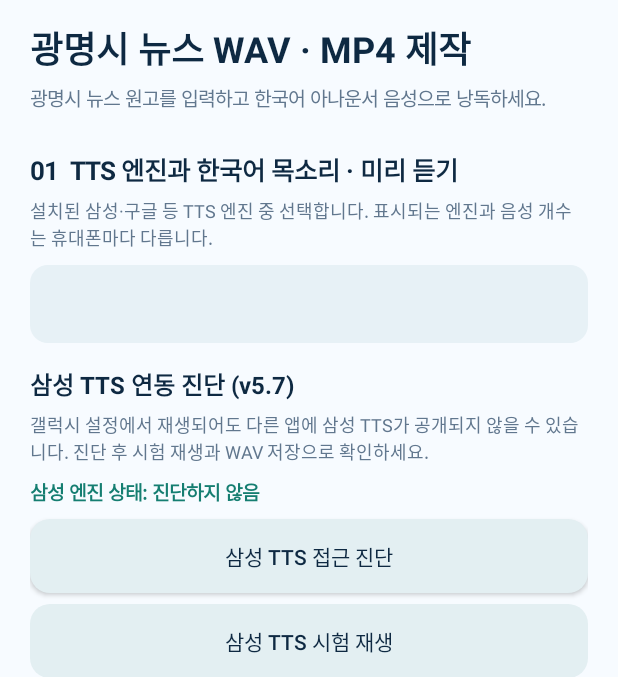
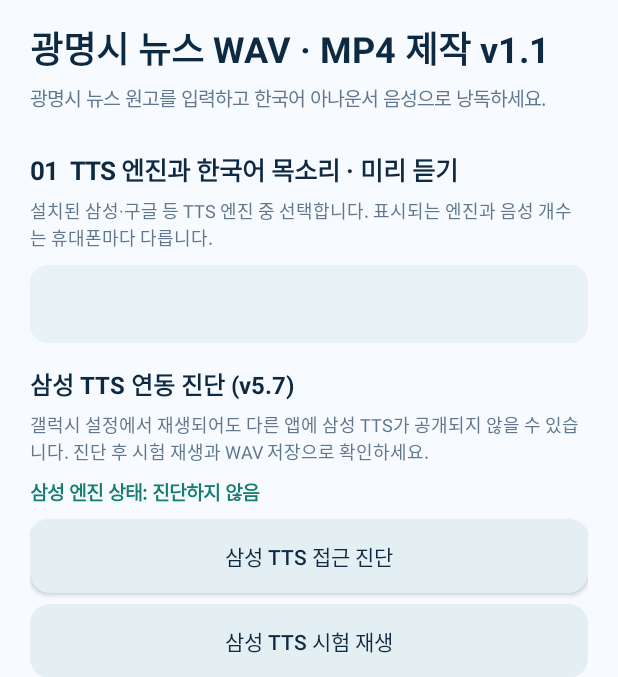
Before and after one commit to JEONGHWAN-NOH/NewsVoiceWAV, an Android app: the screen it shows after launch (MainActivity), on a phone screen of 412 x 824 dp, the part 83-760 px from its top. Run offline under Robolectric (Android 15) with nearby library versions, the phone set to English and light mode, and no system bars.

Commit message:
Gwangmyeong v1.1: match latest news AutoPage and publish signed debug APK

```diff
--- a/app/build.gradle
+++ b/app/build.gradle
@@ -7,8 +7,8 @@ android {
         applicationId 'com.newsvoice.tts.gwangmyeong.v1'
         minSdk 29
         targetSdk 35
-        versionCode 1
-        versionName '1.0-gwangmyeong-v514'
+        versionCode 2
+        versionName '1.1-gwangmyeong-v515-autopage'
     }
     compileOptions { sourceCompatibility JavaVersion.VERSION_17; targetCompatibility JavaVersion.VERSION_17 }
 }
--- a/app/src/main/AndroidManifest.xml
+++ b/app/src/main/AndroidManifest.xml
@@ -10,7 +10,7 @@
         <package android:name="com.samsung.SMT"/>
     </queries>
     <application android:allowBackup="false"
-        android:label="광명시 뉴스 WAV 1.0"
+        android:label="광명시 뉴스 WAV 1.1"
         android:theme="@android:style/Theme.Material.Light.NoActionBar"
         android:usesCleartextTraffic="false">
         <service android:name="com.newsvoice.tts.ManualRenderService"
--- a/app/src/main/java/com/newsvoice/tts/MainActivity.java
+++ b/app/src/main/java/com/newsvoice/tts/MainActivity.java
@@ -104,7 +104,7 @@ public final class MainActivity extends Activity implements TextToSpeech.OnInitL
         ScrollView sc = new ScrollView(this);sc.setFillViewport(true);sc.setBackgroundColor(0xfff7fbff);
         LinearLayout body = new LinearLayout(this);body.setPadding(dp(this,20),dp(this,27),dp(this,20),dp(this,30));body.setOrientation(LinearLayout.VERTICAL);sc.addView(body);
         TextView brand=text("●  광명시 뉴스보이스",19,true);brand.setTextColor(MINT);body.addView(brand);
-        TextView headline=text("광명시 뉴스 WAV · MP4 제작",24,true);body.addView(headline,lp(-1,-2,14));
+        TextView headline=text("광명시 뉴스 WAV · MP4 제작 v1.1",24,true);body.addView(headline,lp(-1,-2,14));
         TextView sub=text("광명시 뉴스 원고를 입력하고 한국어 아나운서 음성으로 낭독하세요.",13,false);sub.setTextColor(0xff61778e);body.addView(sub,lp(-1,-2,5));
         body.addView(text("01  TTS 엔진과 한국어 목소리 · 미리 듣기",17,true),lp(-1,-2,25));
         TextView enginesHelp=text("설치된 삼성·구글 등 TTS 엔진 중 선택합니다. 표시되는 엔진과 음성 개수는 휴대폰마다 다릅니다.",12,false);
@@ -200,7 +200,7 @@ public final class MainActivity extends Activity implements TextToSpeech.OnInitL
         anchorEdit.setBackgroundResource(R.drawable.bg_editor);
         anchorEdit.setPadding(dp(this,12),dp(this,12),dp(this,12),dp(this,12));
         body.addView(anchorEdit,lp(-1,-2,8));
-        TextView note=text("광명시 뉴스 첫 줄에는 화면에 표시할 제목을 쓰고, 다음 줄부터 읽을 본문을 입력하세요. 제목은 읽지 않습니다. 기사마다 한 장으로 표시하고, 앵커 한마디와 마감 인사는 끝에 낭독합니다.",12,false);
+        TextView note=text("광명시 뉴스 첫 줄에는 화면에 표시할 제목을 쓰고, 다음 줄부터 읽을 본문을 입력하세요. 제목은 읽지 않습니다. 기사별로 한 장에 표시하되 내용이 길면 여러 화면에 자동으로 나누며, 앵커 한마디와 마감 인사는 끝에 낭독합니다.",12,false);
         note.setTextColor(0xff61778e);body.addView(note,lp(-1,-2,9));
         Button reviewButton=btn("아나운서 대본 검수 · 정중한 방송체 정리",0xffe7f2f3,MINT);
         body.addView(reviewButton,lp(-1,52,7));
```
Also changed, not shown: app/src/main/java/com/newsvoice/tts/NewsCardPainter.java (+23 -4 lines), 3 other files.
